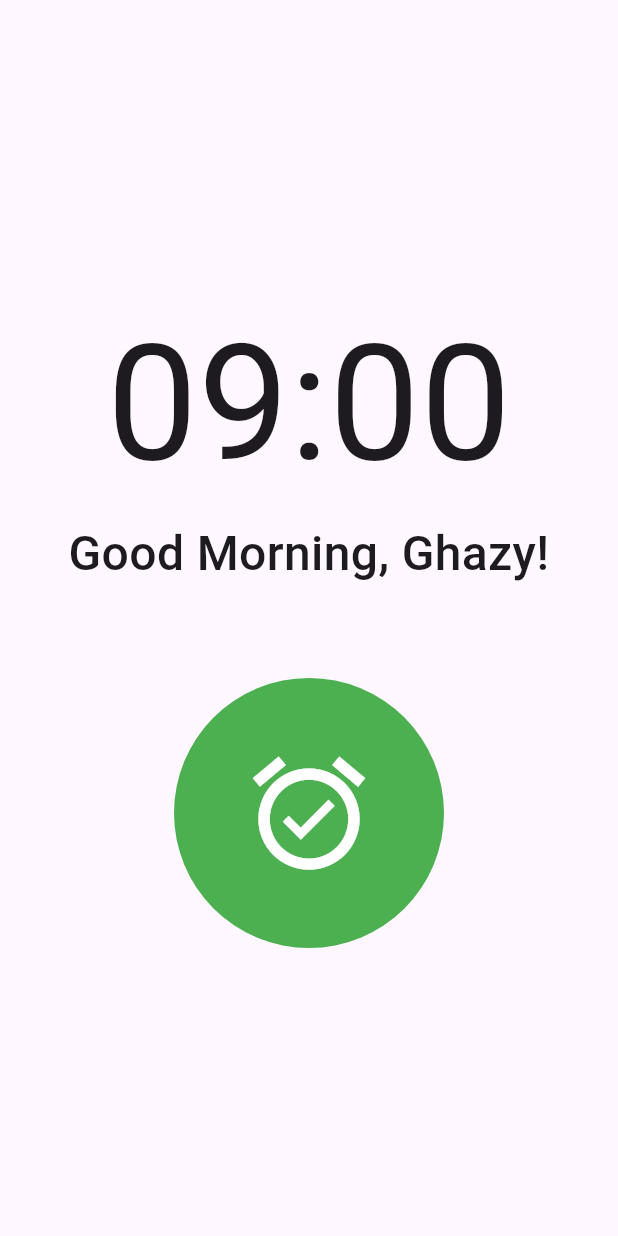
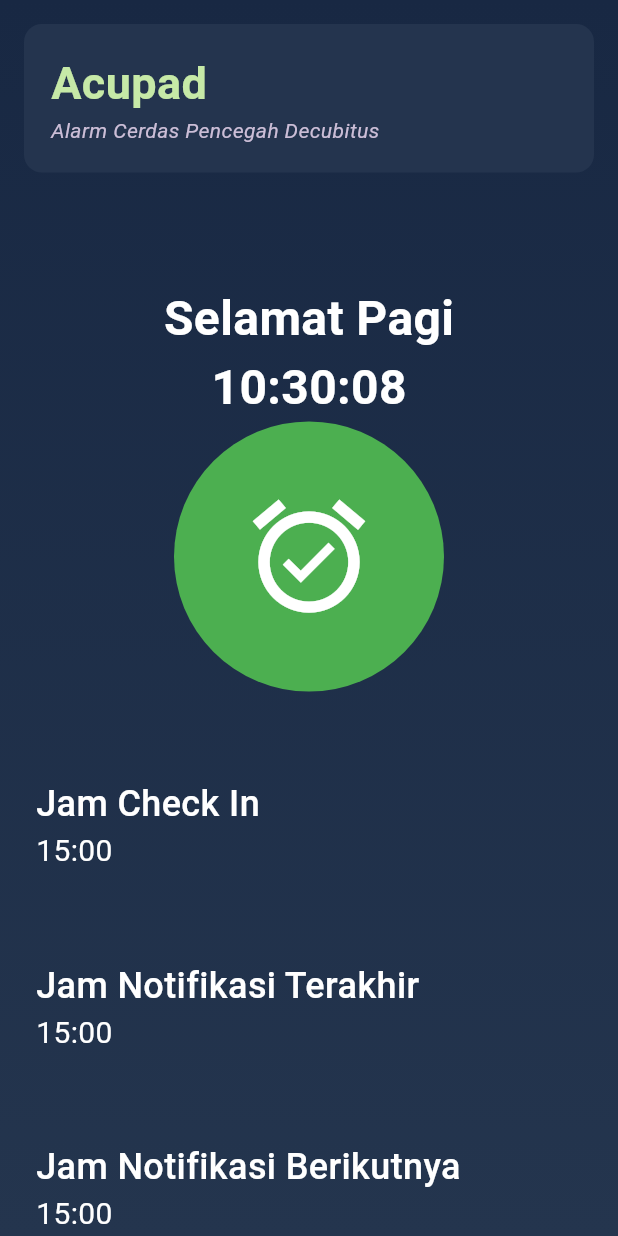
Before and after one commit to gmn26/acupad, a Flutter app: the screen it shows after launch, after a tap on the "alarm off" icon, on a phone screen of 412 x 824 dp. Run offline on Flutter 3.47's test engine with Material 3 defaults, Android fonts, the phone set to English and light mode, and no system bars; our stand-ins replace flutter_local_notifications, get, shared_preferences, timezone.

Commit message:
update : add delayed notification & change UI design

```diff
--- a/lib/component/check_in_button.dart
+++ b/lib/component/check_in_button.dart
@@ -15,9 +15,9 @@ class _CheckInButtonState extends State<CheckInButton> {
 
   void _changeStatus(PreferencesController controller) async {
     try {
-      await NotificationServices.showNotification();
+      await NotificationServices.delayedNotification();
     } catch (e) {
-      print(e);
+      // print(e);
     }
     // Toggle the status in the controller
     await controller.changeStatus(!controller.status.value);
--- /dev/null
+++ b/lib/component/current_time.dart
@@ -0,0 +1,80 @@
+import 'package:flutter/material.dart';
+import 'dart:async';
+
+class CurrentTimeWidget extends StatefulWidget {
+  const CurrentTimeWidget({super.key});
+
+  @override
+  CurrentTimeWidgetState createState() => CurrentTimeWidgetState();
+}
+
+class CurrentTimeWidgetState extends State<CurrentTimeWidget> {
+  String _currentTime = "";
+  String _currentHour = "";
+  String _greeting = "";
+
+  @override
+  void initState() {
+    super.initState();
+    _updateTime(); // Start updating time
+  }
+
+  void _updateTime() {
+    Timer.periodic(const Duration(seconds: 1), (timer) {
+      if (mounted) {
+        setState(() {
+          _currentHour = DateTime.now()
+              .toLocal()
+              .toString()
+              .substring(11, 13); // hour only
+          if (int.parse(_currentHour) >= 0 && int.parse(_currentHour) < 4) {
+            _greeting = "Selamat Malam";
+          } else if (int.parse(_currentHour) >= 4 &&
+              int.parse(_currentHour) < 6) {
+            _greeting = "Selamat Subuh";
+          } else if (int.parse(_currentHour) >= 6 &&
+              int.parse(_currentHour) < 11) {
+            _greeting = "Selamat Pagi";
+          } else if (int.parse(_currentHour) >= 11 &&
+              int.parse(_currentHour) < 15) {
+            _greeting = "Selamat Siang";
+          } else if (int.parse(_currentHour) >= 15 &&
+              int.parse(_currentHour) < 18) {
+            _greeting = "Selamat Sore";
+          } else if (int.parse(_currentHour) >= 18 &&
+              int.parse(_currentHour) < 19) {
+            _greeting = "Selamat Petang";
+          } else {
+            _greeting = "Selamat Malam";
+          }
+          _currentTime =
+              DateTime.now().toLocal().toString().substring(11, 19); // HH:mm:ss
+        });
+      }
+    });
+  }
+
+  @override
+  Widget build(BuildContext context) {
+    return Column(
+      children: [
+        Text(
+          _greeting,
+          style: const TextStyle(
+            fontSize: 32.0,
+            fontWeight: FontWeight.bold,
+            color: Colors.white,
+          ),
+        ),
+        Text(
+          _currentTime,
+          style: const TextStyle(
+            fontSize: 32.0,
+            fontWeight: FontWeight.bold,
+            color: Colors.white,
+          ),
+        ),
+      ],
+    );
+  }
+}
--- a/lib/pages/home.dart
+++ b/lib/pages/home.dart
@@ -1,4 +1,5 @@
 import 'package:acupad/component/check_in_button.dart';
+import 'package:acupad/component/current_time.dart';
 import 'package:flutter/material.dart';
 
 class HomePage extends StatelessWidget {
@@ -6,31 +7,159 @@ class HomePage extends StatelessWidget {
 
   @override
   Widget build(BuildContext context) {
-    return const Scaffold(
-      body: SafeArea(
+    return Scaffold(
+      body: Container(
+        decoration: const BoxDecoration(
+          gradient: LinearGradient(
+            colors: [Color(0xFF182843), Color(0xFF24354E)],
+            begin: Alignment.topCenter,
+            end: Alignment.bottomCenter,
+          ),
+        ),
+        child: SafeArea(
           child: SizedBox(
             width: double.infinity,
             child: Column(
-            mainAxisAlignment: MainAxisAlignment.center,
+              mainAxisAlignment: MainAxisAlignment.spaceBetween,
               crossAxisAlignment: CrossAxisAlignment.center,
               children: [
+                Padding(
+                  padding: const EdgeInsets.all(16.0),
+                  child: Container(
+                    decoration: const BoxDecoration(
+                      color: Color(0xFF24344E),
+                      borderRadius: BorderRadius.all(
+                        Radius.circular(
+                          12.0,
+                        ),
+                      ),
+                    ),
+                    child: const Padding(
+                      padding: EdgeInsets.all(18.0),
+                      child: Row(
+                        children: [
+                          Column(
+                            crossAxisAlignment: CrossAxisAlignment.start,
+                            children: [
                               Text(
-                "09:00",
+                                "Acupad",
                                 style: TextStyle(
-                  fontSize: 108.0,
+                                  color: Color(0xFFC6E9A7),
+                                  fontSize: 30.0,
+                                  fontWeight: FontWeight.w600,
                                 ),
                               ),
                               Text(
-                "Good Morning, Ghazy!",
-                textAlign: TextAlign.center,
+                                "Alarm Cerdas Pencegah Decubitus",
                                 style: TextStyle(
-                  fontSize: 32.0,
+                                  color: Color(0xFFCCBED7),
+                                  fontStyle: FontStyle.italic,
+                                ),
+                              ),
+                            ],
+                          )
+                        ],
+                      ),
+                    ),
+                  ),
+                ),
+                const Row(
+                  mainAxisAlignment: MainAxisAlignment.center,
+                  children: [
+                    Column(
+                      children: [
+                        CurrentTimeWidget(),
+                        CheckInButton(),
+                      ],
+                    ),
+                  ],
+                ),
+                const Padding(
+                  padding: EdgeInsets.symmetric(horizontal: 24.0),
+                  child: Row(
+                    children: [
+                      Column(
+                        crossAxisAlignment: CrossAxisAlignment.start,
+                        children: [
+                          Text(
+                            "Jam Check In",
+                            textAlign: TextAlign.start,
+                            style: TextStyle(
+                              color: Colors.white,
+                              fontSize: 24.0,
                               fontWeight: FontWeight.w500,
                             ),
                           ),
-              SizedBox(height: 60.0),
-              CheckInButton(),
+                          Text(
+                            "15:00",
+                            style: TextStyle(
+                              fontSize: 20.0,
+                              color: Colors.white,
+                            ),
+                          ),
                         ],
+                      ),
+                    ],
+                  ),
+                ),
+                const Padding(
+                  padding: EdgeInsets.symmetric(horizontal: 24.0),
+                  child: Row(
+                    children: [
+                      Column(
+                        crossAxisAlignment: CrossAxisAlignment.start,
+                        children: [
+                          Text(
+                            "Jam Notifikasi Terakhir",
+                            textAlign: TextAlign.start,
+                            style: TextStyle(
+                              color: Colors.white,
+                              fontSize: 24.0,
+                              fontWeight: FontWeight.w500,
+                            ),
+                          ),
+                          Text(
+                            "15:00",
+                            style: TextStyle(
+                              fontSize: 20.0,
+                              color: Colors.white,
+                            ),
+                          ),
+                        ],
+                      ),
+                    ],
+                  ),
+                ),
+                const Padding(
+                  padding: EdgeInsets.symmetric(horizontal: 24.0),
+                  child: Row(
+                    children: [
+                      Column(
+                        crossAxisAlignment: CrossAxisAlignment.start,
+                        children: [
+                          Text(
+                            "Jam Notifikasi Berikutnya",
+                            textAlign: TextAlign.start,
+                            style: TextStyle(
+                              color: Colors.white,
+                              fontSize: 24.0,
+                              fontWeight: FontWeight.w500,
+                            ),
+                          ),
+                          Text(
+                            "15:00",
+                            style: TextStyle(
+                              fontSize: 20.0,
+                              color: Colors.white,
+                            ),
+                          ),
+                        ],
+                      ),
+                    ],
+                  ),
+                ),
+              ],
+            ),
           ),
         ),
       ),
--- a/lib/services/notification_services.dart
+++ b/lib/services/notification_services.dart
@@ -1,4 +1,6 @@
 import 'package:flutter_local_notifications/flutter_local_notifications.dart';
+import 'package:timezone/data/latest_all.dart' as tz;
+import 'package:timezone/timezone.dart' as tz;
 
 class NotificationServices {
   static final FlutterLocalNotificationsPlugin
@@ -39,14 +41,34 @@ class NotificationServices {
   static Future<void> showNotification() async {
     _flutterLocalNotificationsPlugin.show(
       0,
-      "Judul",
-      "Isi",
+      "PATIENT REMINDER!!",
+      "Jangan lupa membalikkan badan pasien segera!",
       const NotificationDetails(
         android: AndroidNotificationDetails(
           "0",
           "Notif",
+          importance: Importance.max,
         ),
       ),
     );
   }
+
+  static Future<void> delayedNotification() async {
+    tz.initializeTimeZones();
+    _flutterLocalNotificationsPlugin.zonedSchedule(
+        0,
+        "PATIENT REMINDER!! (Delayed)",
+        "Jangan lupa membalikkan badan pasien segera!",
+        tz.TZDateTime.now(tz.local).add(const Duration(seconds: 5)),
+        const NotificationDetails(
+          android: AndroidNotificationDetails(
+            "0",
+            "Notif",
+            importance: Importance.max,
+          ),
+        ),
+        uiLocalNotificationDateInterpretation:
+            UILocalNotificationDateInterpretation.absoluteTime,
+        androidScheduleMode: AndroidScheduleMode.exactAllowWhileIdle);
+  }
 }
--- a/pubspec.yaml
+++ b/pubspec.yaml
@@ -34,6 +34,7 @@ dependencies:
   flutter_local_notifications: ^18.0.1
   shared_preferences: ^2.3.3
   get: ^4.6.6
+  timezone: ^0.10.0
 
   # The following adds the Cupertino Icons font to your application.
   # Use with the CupertinoIcons class for iOS style icons.
```
Also changed, not shown: pubspec.lock. Lines whose indentation alone changed are shown as unchanged.
